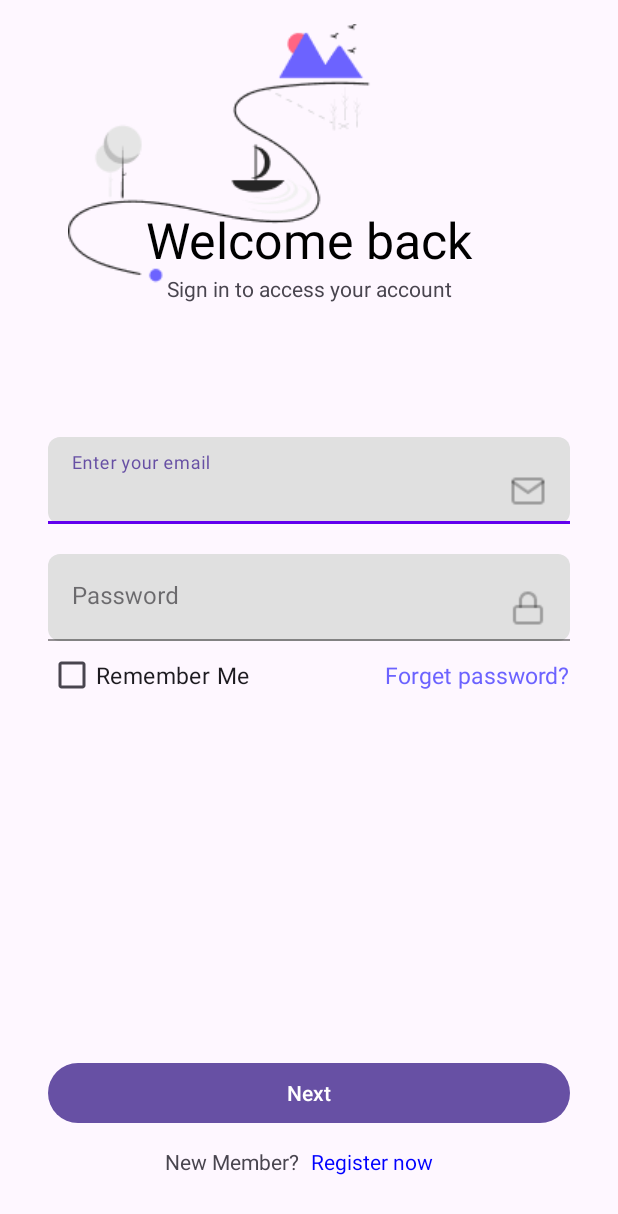
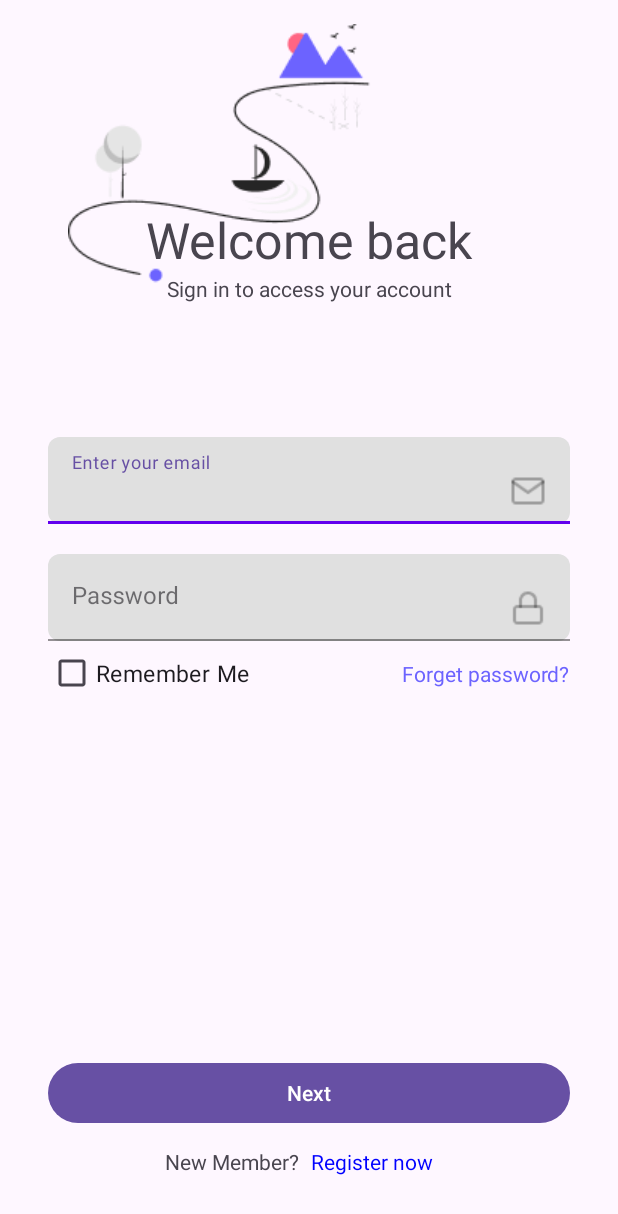
Before and after one commit to kess13/mob_apps_hw, an Android app: the screen it shows after launch (MainActivity), on a phone screen of 412 x 824 dp. Shown: the top 1214 px of the screen. Run offline under Robolectric (Android 15) with nearby library versions, the phone set to English and light mode, and no system bars.

Commit message:
changes to textviews

```diff
--- a/app/src/main/res/layout/activity_main.xml
+++ b/app/src/main/res/layout/activity_main.xml
@@ -8,8 +8,9 @@
     tools:context=".MainActivity">
 
 
-    <TextView
+    <com.google.android.material.textview.MaterialTextView
         android:id="@+id/welcomeText"
+        style="MaterialTextViewStyle"
         android:layout_width="wrap_content"
         android:layout_height="wrap_content"
         android:layout_marginTop="16dp"
@@ -17,20 +18,19 @@
         android:gravity="bottom|center_horizontal"
         android:paddingBottom="85dp"
         android:text="@string/welcome_back"
-        android:textColor="#000"
         android:textSize="33sp"
         app:layout_constraintEnd_toEndOf="parent"
         app:layout_constraintStart_toStartOf="parent"
         app:layout_constraintTop_toTopOf="parent" />
 
-    <TextView
+    <com.google.android.material.textview.MaterialTextView
         android:id="@+id/creating_free_account_textView"
+        style="MaterialTextViewStyle"
         android:layout_width="wrap_content"
         android:layout_height="wrap_content"
         android:layout_marginBottom="65dp"
         android:gravity="center"
         android:text="@string/sign_in_to_access"
-        android:textSize="14sp"
         app:layout_constraintBottom_toBottomOf="@+id/welcomeText"
         app:layout_constraintEnd_toEndOf="@+id/welcomeText"
         app:layout_constraintStart_toStartOf="@+id/welcomeText" />
@@ -79,18 +79,18 @@
             android:textColor="#808080" />
     </com.google.android.material.textfield.TextInputLayout>
 
-    <TextView
+    <com.google.android.material.textview.MaterialTextView
         android:id="@+id/forgetPassword"
+        style="MaterialTextViewStyle"
         android:layout_width="wrap_content"
         android:layout_height="wrap_content"
         android:layout_marginTop="12dp"
         android:text="@string/forget_password"
         android:textColor="#6C63FF"
-        android:textSize="15sp"
         app:layout_constraintEnd_toEndOf="@id/passwordInputLayout"
         app:layout_constraintTop_toBottomOf="@id/passwordInputLayout" />
 
-    <Button
+    <com.google.android.material.button.MaterialButton
         android:id="@+id/loginButton"
         android:layout_width="0dp"
         android:layout_height="wrap_content"
@@ -102,7 +102,7 @@
         app:layout_constraintEnd_toEndOf="parent"
         app:layout_constraintStart_toStartOf="parent" />
 
-    <CheckBox
+    <com.google.android.material.checkbox.MaterialCheckBox
         android:id="@+id/rememberMeCheckBox"
         android:layout_width="wrap_content"
         android:layout_height="wrap_content"
@@ -111,7 +111,7 @@
         app:layout_constraintBaseline_toBaselineOf="@+id/forgetPassword"
         app:layout_constraintStart_toStartOf="@id/passwordInputLayout" />
 
-    <TextView
+    <com.google.android.material.textview.MaterialTextView
         android:id="@+id/registerLink"
         android:layout_width="wrap_content"
         android:layout_height="wrap_content"
@@ -123,7 +123,7 @@
         app:layout_constraintBottom_toBottomOf="parent"
         app:layout_constraintStart_toStartOf="parent" />
 
-    <TextView
+    <com.google.android.material.textview.MaterialTextView
         android:id="@+id/register"
         android:layout_width="wrap_content"
         android:layout_height="wrap_content"
--- a/app/src/main/res/values/themes.xml
+++ b/app/src/main/res/values/themes.xml
@@ -17,5 +17,10 @@
         <item name="cornerSize">8dp</item>
     </style>
 
+    <style name="MaterialTextViewStyle">
+        <item name="android:textSize">14sp</item>
+        <item name="android:textColor">#000000</item>
+
+    </style>
 
 </resources>
```
Also changed, not shown: app/src/main/res/layout/activity_register_window.xml (+6 -6 lines).
